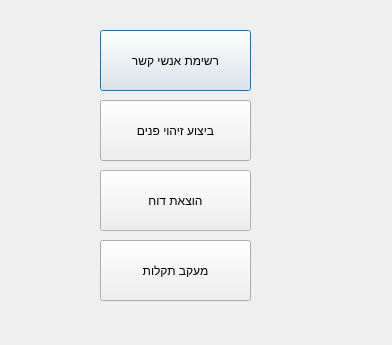
First picture: the form in TesterloginICU.ui, repository sagivt1/team21_face_detection, before the edit.
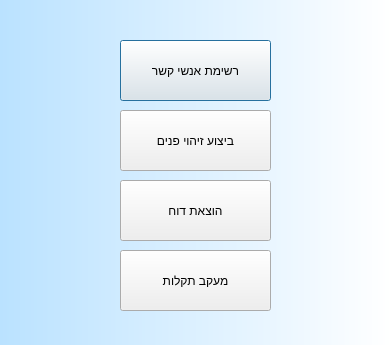
Second picture: the form after the edit.

Patch:
```diff
--- a/TesterloginICU.ui
+++ b/TesterloginICU.ui
@@ -13,11 +13,16 @@
   <property name="windowTitle">
    <string>Dialog</string>
   </property>
+  <property name="styleSheet">
+   <string notr="true">QDialog{
+background-color:qlineargradient(spread:pad, x1:0, y1:0, x2:1, y2:0, stop:0 rgba(186, 226, 255, 255), stop:1 rgba(255, 255, 255, 255))
+}</string>
+  </property>
   <widget class="QPushButton" name="pushButton">
    <property name="geometry">
     <rect>
-     <x>100</x>
-     <y>30</y>
+     <x>120</x>
+     <y>40</y>
      <width>151</width>
      <height>61</height>
     </rect>
@@ -29,8 +34,8 @@
   <widget class="QPushButton" name="pushButton_2">
    <property name="geometry">
     <rect>
-     <x>100</x>
-     <y>100</y>
+     <x>120</x>
+     <y>110</y>
      <width>151</width>
      <height>61</height>
     </rect>
@@ -42,8 +47,8 @@
   <widget class="QPushButton" name="pushButton_3">
    <property name="geometry">
     <rect>
-     <x>100</x>
-     <y>170</y>
+     <x>120</x>
+     <y>180</y>
      <width>151</width>
      <height>61</height>
     </rect>
@@ -55,8 +60,8 @@
   <widget class="QPushButton" name="pushButton_4">
    <property name="geometry">
     <rect>
-     <x>100</x>
-     <y>240</y>
+     <x>120</x>
+     <y>250</y>
      <width>151</width>
      <height>61</height>
     </rect>
```
